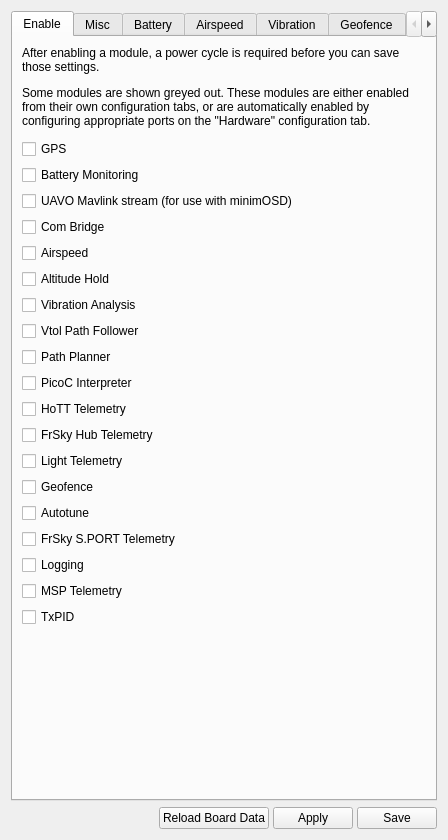
Old version of the form ground/gcs/src/plugins/config/modules.ui in the repository d-ronin/dRonin.
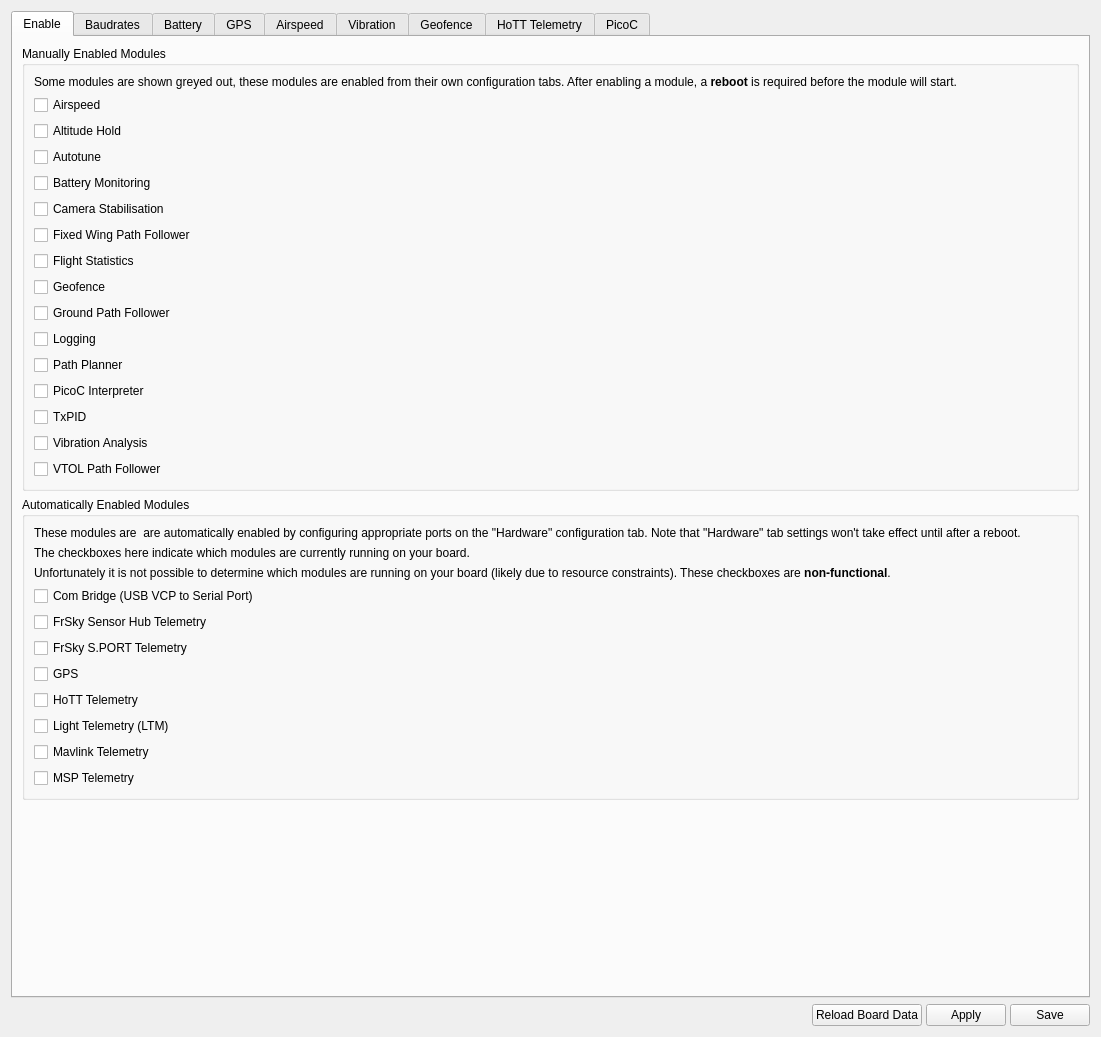
New version of the form. Icons and pictures are not drawn. Custom widgets are drawn as their Qt base class.

Commit message:
GCS:Modules: Rework modules tab
Clarify auto/manual modules much more
Move UAVO->Widget relations to UI file
General improvements

The edit to the form file:
```diff
--- a/ground/gcs/src/plugins/config/modules.ui
+++ b/ground/gcs/src/plugins/config/modules.ui
@@ -6,8 +6,8 @@
    <rect>
     <x>0</x>
     <y>0</y>
-    <width>448</width>
-    <height>828</height>
+    <width>1101</width>
+    <height>1037</height>
    </rect>
   </property>
   <property name="windowTitle">
@@ -31,201 +31,452 @@
       </attribute>
       <layout class="QVBoxLayout" name="verticalLayout_4">
        <item>
-        <widget class="QLabel" name="label">
-         <property name="text">
-          <string>&lt;html&gt;&lt;head/&gt;&lt;body&gt;&lt;p&gt;After enabling a module, a power cycle is required before you can save those settings.&lt;/p&gt;&lt;p&gt;Some modules are shown greyed out. These modules are either enabled from their own configuration tabs, or are automatically enabled by configuring appropriate ports on the &amp;quot;Hardware&amp;quot; configuration tab. &lt;/p&gt;&lt;/body&gt;&lt;/html&gt;</string>
+        <widget class="QGroupBox" name="gbManualModules">
+         <property name="title">
+          <string>Manually Enabled Modules</string>
          </property>
-         <property name="wordWrap">
-          <bool>true</bool>
-         </property>
+         <layout class="QVBoxLayout" name="verticalLayout_8">
+          <item>
+           <widget class="QLabel" name="lblManual">
+            <property name="text">
+             <string>&lt;html&gt;&lt;head/&gt;&lt;body&gt;&lt;p&gt;Some modules are shown greyed out, these modules are enabled from their own configuration tabs. After enabling a module, a &lt;span style=&quot; font-weight:600;&quot;&gt;reboot&lt;/span&gt; is required before the module will start.&lt;/p&gt;&lt;/body&gt;&lt;/html&gt;</string>
+            </property>
+            <property name="wordWrap">
+             <bool>true</bool>
+            </property>
+           </widget>
+          </item>
+          <item>
+           <widget class="QCheckBox" name="cbAirspeed">
+            <property name="text">
+             <string>Airspeed</string>
+            </property>
+            <property name="objrelation" stdset="0">
+             <stringlist>
+              <string>objname:ModuleSettings</string>
+              <string>fieldname:AdminState</string>
+              <string>element:Airspeed</string>
+              <string>checkedoption:Enabled</string>
+              <string>uncheckedoption:Disabled</string>
+             </stringlist>
+            </property>
+           </widget>
+          </item>
+          <item>
+           <widget class="QCheckBox" name="cbAltitudeHold">
+            <property name="text">
+             <string>Altitude Hold</string>
+            </property>
+            <property name="objrelation" stdset="0">
+             <stringlist>
+              <string>objname:ModuleSettings</string>
+              <string>fieldname:AdminState</string>
+              <string>element:AltitudeHold</string>
+              <string>checkedoption:Enabled</string>
+              <string>uncheckedoption:Disabled</string>
+             </stringlist>
+            </property>
+           </widget>
+          </item>
+          <item>
+           <widget class="QCheckBox" name="cbAutotune">
+            <property name="toolTip">
+             <string>&lt;html&gt;&lt;head/&gt;&lt;body&gt;&lt;p&gt;The autotune module enables automated tuning of PIDs from observed flight characteristics.  See the Autotune configuration tab for more information and to enable this module.&lt;/p&gt;&lt;/body&gt;&lt;/html&gt;</string>
+            </property>
+            <property name="text">
+             <string>Autotune</string>
+            </property>
+            <property name="objrelation" stdset="0">
+             <stringlist>
+              <string>objname:ModuleSettings</string>
+              <string>fieldname:AdminState</string>
+              <string>element:Autotune</string>
+              <string>checkedoption:Enabled</string>
+              <string>uncheckedoption:Disabled</string>
+             </stringlist>
+            </property>
+           </widget>
+          </item>
+          <item>
+           <widget class="QCheckBox" name="cbBattery">
+            <property name="text">
+             <string>Battery Monitoring</string>
+            </property>
+            <property name="objrelation" stdset="0">
+             <stringlist>
+              <string>objname:ModuleSettings</string>
+              <string>fieldname:AdminState</string>
+              <string>element:Battery</string>
+              <string>checkedoption:Enabled</string>
+              <string>uncheckedoption:Disabled</string>
+             </stringlist>
+            </property>
+           </widget>
+          </item>
+          <item>
+           <widget class="QCheckBox" name="cbCameraStab">
+            <property name="toolTip">
+             <string>&lt;html&gt;&lt;head/&gt;&lt;body&gt;&lt;p&gt;See &amp;quot;Camera Stab&amp;quot; tab to enable/disable this module.&lt;/p&gt;&lt;/body&gt;&lt;/html&gt;</string>
+            </property>
+            <property name="text">
+             <string>Camera Stabilisation</string>
+            </property>
+            <property name="objrelation" stdset="0">
+             <stringlist>
+              <string>objname:ModuleSettings</string>
+              <string>fieldname:AdminState</string>
+              <string>element:CameraStab</string>
+              <string>checkedoption:Enabled</string>
+              <string>uncheckedoption:Disabled</string>
+             </stringlist>
+            </property>
+           </widget>
+          </item>
+          <item>
+           <widget class="QCheckBox" name="cbFixedWingPathFollower">
+            <property name="text">
+             <string>Fixed Wing Path Follower</string>
+            </property>
+            <property name="objrelation" stdset="0">
+             <stringlist>
+              <string>objname:ModuleSettings</string>
+              <string>fieldname:AdminState</string>
+              <string>element:FixedWingPathFollower</string>
+              <string>checkedoption:Enabled</string>
+              <string>uncheckedoption:Disabled</string>
+             </stringlist>
+            </property>
+           </widget>
+          </item>
+          <item>
+           <widget class="QCheckBox" name="cbFlightStats">
+            <property name="text">
+             <string>Flight Statistics</string>
+            </property>
+            <property name="objrelation" stdset="0">
+             <stringlist>
+              <string>objname:ModuleSettings</string>
+              <string>fieldname:AdminState</string>
+              <string>element:FlightStats</string>
+              <string>checkedoption:Enabled</string>
+              <string>uncheckedoption:Disabled</string>
+             </stringlist>
+            </property>
+           </widget>
+          </item>
+          <item>
+           <widget class="QCheckBox" name="cbGeofence">
+            <property name="toolTip">
+             <string>&lt;html&gt;&lt;head/&gt;&lt;body&gt;&lt;p&gt;This enables the geofence module, which will cause the UAV to crash at the geofence boundary. Please see the submodule tab or help for more information.&lt;/p&gt;&lt;/body&gt;&lt;/html&gt;</string>
+            </property>
+            <property name="text">
+             <string>Geofence</string>
+            </property>
+            <property name="objrelation" stdset="0">
+             <stringlist>
+              <string>objname:ModuleSettings</string>
+              <string>fieldname:AdminState</string>
+              <string>element:Geofence</string>
+              <string>checkedoption:Enabled</string>
+              <string>uncheckedoption:Disabled</string>
+             </stringlist>
+            </property>
+           </widget>
+          </item>
+          <item>
+           <widget class="QCheckBox" name="cbGroundPathFollower">
+            <property name="text">
+             <string>Ground Path Follower</string>
+            </property>
+            <property name="objrelation" stdset="0">
+             <stringlist>
+              <string>objname:ModuleSettings</string>
+              <string>fieldname:AdminState</string>
+              <string>element:GroundPathFollower</string>
+              <string>checkedoption:Enabled</string>
+              <string>uncheckedoption:Disabled</string>
+             </stringlist>
+            </property>
+           </widget>
+          </item>
+          <item>
+           <widget class="QCheckBox" name="cbLogging">
+            <property name="toolTip">
+             <string>&lt;html&gt;&lt;head/&gt;&lt;body&gt;&lt;p&gt;Select to enable logging to on-board flash memory.&lt;/p&gt;&lt;/body&gt;&lt;/html&gt;</string>
+            </property>
+            <property name="text">
+             <string>Logging</string>
+            </property>
+            <property name="objrelation" stdset="0">
+             <stringlist>
+              <string>objname:ModuleSettings</string>
+              <string>fieldname:AdminState</string>
+              <string>element:Logging</string>
+              <string>checkedoption:Enabled</string>
+              <string>uncheckedoption:Disabled</string>
+             </stringlist>
+            </property>
+           </widget>
+          </item>
+          <item>
+           <widget class="QCheckBox" name="cbPathPlanner">
+            <property name="toolTip">
+             <string>This enables the path planner module which is required for waypoint navigation.</string>
+            </property>
+            <property name="text">
+             <string>Path Planner</string>
+            </property>
+            <property name="objrelation" stdset="0">
+             <stringlist>
+              <string>objname:ModuleSettings</string>
+              <string>fieldname:AdminState</string>
+              <string>element:PathPlanner</string>
+              <string>checkedoption:Enabled</string>
+              <string>uncheckedoption:Disabled</string>
+             </stringlist>
+            </property>
+           </widget>
+          </item>
+          <item>
+           <widget class="QCheckBox" name="cbPicoC">
+            <property name="toolTip">
+             <string>This enables the picoC module which can run user scripts.</string>
+            </property>
+            <property name="text">
+             <string>PicoC Interpreter</string>
+            </property>
+            <property name="objrelation" stdset="0">
+             <stringlist>
+              <string>objname:ModuleSettings</string>
+              <string>fieldname:AdminState</string>
+              <string>element:PicoC</string>
+              <string>checkedoption:Enabled</string>
+              <string>uncheckedoption:Disabled</string>
+             </stringlist>
+            </property>
+           </widget>
+          </item>
+          <item>
+           <widget class="QCheckBox" name="cbTxPid">
+            <property name="toolTip">
+             <string>&lt;html&gt;&lt;head/&gt;&lt;body&gt;&lt;p&gt;The TxPID module allows settings to be tuned in-flight using the transmitter.  See the TxPID configuration tab for more information and to enable this module.&lt;/p&gt;&lt;/body&gt;&lt;/html&gt;</string>
+            </property>
+            <property name="text">
+             <string>TxPID</string>
+            </property>
+            <property name="objrelation" stdset="0">
+             <stringlist>
+              <string>objname:ModuleSettings</string>
+              <string>fieldname:AdminState</string>
+              <string>element:TxPID</string>
+              <string>checkedoption:Enabled</string>
+              <string>uncheckedoption:Disabled</string>
+             </stringlist>
+            </property>
+           </widget>
+          </item>
+          <item>
+           <widget class="QCheckBox" name="cbVibrationAnalysis">
+            <property name="text">
+             <string>Vibration Analysis</string>
+            </property>
+            <property name="objrelation" stdset="0">
+             <stringlist>
+              <string>objname:ModuleSettings</string>
+              <string>fieldname:AdminState</string>
+              <string>element:VibrationAnalysis</string>
+              <string>checkedoption:Enabled</string>
+              <string>uncheckedoption:Disabled</string>
+             </stringlist>
+            </property>
+           </widget>
+          </item>
+          <item>
+           <widget class="QCheckBox" name="cbVtolFollower">
+            <property name="toolTip">
+             <string>Enable the VTOL path follower module which is required for RTH, PH and navigation</string>
+            </property>
+            <property name="text">
+             <string>VTOL Path Follower</string>
+            </property>
+            <property name="objrelation" stdset="0">
+             <stringlist>
+              <string>objname:ModuleSettings</string>
+              <string>fieldname:AdminState</string>
+              <string>element:VtolPathFollower</string>
+              <string>checkedoption:Enabled</string>
+              <string>uncheckedoption:Disabled</string>
+             </stringlist>
+            </property>
+           </widget>
+          </item>
+         </layout>
         </widget>
        </item>
        <item>
-        <spacer name="verticalSpacer">
-         <property name="orientation">
-          <enum>Qt::Vertical</enum>
+        <widget class="QGroupBox" name="gbAutoModules">
+         <property name="title">
+          <string>Automatically Enabled Modules</string>
          </property>
-         <property name="sizeType">
-          <enum>QSizePolicy::Fixed</enum>
-         </property>
-         <property name="sizeHint" stdset="0">
-          <size>
-           <width>20</width>
-           <height>5</height>
-          </size>
-         </property>
-        </spacer>
-       </item>
-       <item>
-        <widget class="QCheckBox" name="cbGPS">
-         <property name="toolTip">
-          <string>Select to enable the GPS module</string>
-         </property>
-         <property name="text">
-          <string>GPS</string>
-         </property>
-        </widget>
-       </item>
-       <item>
-        <widget class="QCheckBox" name="cbBattery">
-         <property name="text">
-          <string>Battery Monitoring</string>
-         </property>
-        </widget>
-       </item>
-       <item>
-        <widget class="QCheckBox" name="cbUavoMavlink">
-         <property name="text">
-          <string>UAVO Mavlink stream (for use with minimOSD)</string>
-         </property>
-        </widget>
-       </item>
-       <item>
-        <widget class="QCheckBox" name="cbComBridge">
-         <property name="toolTip">
-          <string>Select to enable USB serial relay to a serial port (select the board on the board options)</string>
-         </property>
-         <property name="text">
-          <string>Com Bridge</string>
-         </property>
-        </widget>
-       </item>
-       <item>
-        <widget class="QCheckBox" name="cbAirspeed">
-         <property name="text">
-          <string>Airspeed</string>
-         </property>
-        </widget>
-       </item>
-       <item>
-        <widget class="QCheckBox" name="cbAltitudeHold">
-         <property name="text">
-          <string>Altitude Hold</string>
-         </property>
-        </widget>
-       </item>
-       <item>
-        <widget class="QCheckBox" name="cbVibrationAnalysis">
-         <property name="text">
-          <string>Vibration Analysis</string>
-         </property>
-        </widget>
-       </item>
-       <item>
-        <widget class="QCheckBox" name="cbVtolFollower">
-         <property name="toolTip">
-          <string>Enable the VTOL path follower module which is required for RTH, PH and navigation</string>
-         </property>
-         <property name="text">
-          <string>Vtol Path Follower</string>
-         </property>
-        </widget>
-       </item>
-       <item>
-        <widget class="QCheckBox" name="cbPathPlanner">
-         <property name="toolTip">
-          <string>This enables the path planner module which is required for waypoint navigation.</string>
-         </property>
-         <property name="text">
-          <string>Path Planner</string>
-         </property>
-        </widget>
-       </item>
-       <item>
-        <widget class="QCheckBox" name="cbPicoC">
-         <property name="toolTip">
-          <string>This enables the picoC module which can run user scripts.</string>
-         </property>
-         <property name="text">
-          <string>PicoC Interpreter</string>
-         </property>
-        </widget>
-       </item>
-       <item>
-        <widget class="QCheckBox" name="cbUAVOHottBridge">
-         <property name="toolTip">
-          <string>&lt;html&gt;&lt;head/&gt;&lt;body&gt;&lt;p&gt;This enables the Graupner HoTT Telemetry&lt;/p&gt;&lt;/body&gt;&lt;/html&gt;</string>
-         </property>
-         <property name="text">
-          <string>HoTT Telemetry</string>
-         </property>
-        </widget>
-       </item>
-       <item>
-        <widget class="QCheckBox" name="cbUAVOFrskyBridge">
-         <property name="toolTip">
-          <string>&lt;html&gt;&lt;head/&gt;&lt;body&gt;&lt;p&gt;This enables Frsky Telemetry&lt;/p&gt;&lt;/body&gt;&lt;/html&gt;</string>
-         </property>
-         <property name="text">
-          <string>FrSky Hub Telemetry</string>
-         </property>
-        </widget>
-       </item>
-       <item>
-        <widget class="QCheckBox" name="cbUAVOLighttelemetryBridge">
-         <property name="toolTip">
-          <string>&lt;html&gt;&lt;head/&gt;&lt;body&gt;&lt;p&gt;Enable UAVOLighttelemetryBridge module which is required for LightTelemetry protocol&lt;/p&gt;&lt;/body&gt;&lt;/html&gt;</string>
-         </property>
-         <property name="text">
-          <string>Light Telemetry</string>
-         </property>
-        </widget>
-       </item>
-       <item>
-        <widget class="QCheckBox" name="cbGeofence">
-         <property name="toolTip">
-          <string>&lt;html&gt;&lt;head/&gt;&lt;body&gt;&lt;p&gt;This enables the geofence module, which will cause the UAV to crash at the geofence boundary. Please see the submodule tab or help for more information.&lt;/p&gt;&lt;/body&gt;&lt;/html&gt;</string>
-         </property>
-         <property name="text">
-          <string>Geofence</string>
-         </property>
-        </widget>
-       </item>
-       <item>
-        <widget class="QCheckBox" name="cbAutotune">
-         <property name="toolTip">
-          <string>&lt;html&gt;&lt;head/&gt;&lt;body&gt;&lt;p&gt;The autotune module enables automated tuning of PIDs from observed flight characteristics.  See the Autotune configuration tab for more information and to enable this module.&lt;/p&gt;&lt;/body&gt;&lt;/html&gt;</string>
-         </property>
-         <property name="text">
-          <string>Autotune</string>
-         </property>
-        </widget>
-       </item>
-       <item>
-        <widget class="QCheckBox" name="cbUAVOFrSkySPortBridge">
-         <property name="text">
-          <string>FrSky S.PORT Telemetry</string>
-         </property>
-        </widget>
-       </item>
-       <item>
-        <widget class="QCheckBox" name="cbLogging">
-         <property name="toolTip">
-          <string>&lt;html&gt;&lt;head/&gt;&lt;body&gt;&lt;p&gt;Select to enable logging to on-board flash memory.&lt;/p&gt;&lt;/body&gt;&lt;/html&gt;</string>
-         </property>
-         <property name="text">
-          <string>Logging</string>
-         </property>
-        </widget>
-       </item>
-       <item>
-        <widget class="QCheckBox" name="cbUAVOMSPBridge">
-         <property name="toolTip">
-          <string>&lt;html&gt;&lt;head/&gt;&lt;body&gt;&lt;p&gt;This enables the UAVOMSPBridge module, which allows the Multiwii Serial Protocol to be used.&lt;/p&gt;&lt;/body&gt;&lt;/html&gt;</string>
-         </property>
-         <property name="text">
-          <string>MSP Telemetry</string>
-         </property>
-        </widget>
-       </item>
-       <item>
-        <widget class="QCheckBox" name="cbTxPid">
-         <property name="toolTip">
-          <string>&lt;html&gt;&lt;head/&gt;&lt;body&gt;&lt;p&gt;The TxPID module allows settings to be tuned in-flight using the transmitter.  See the TxPID configuration tab for more information and to enable this module.&lt;/p&gt;&lt;/body&gt;&lt;/html&gt;</string>
-         </property>
-         <property name="text">
-          <string>TxPID</string>
-         </property>
+         <layout class="QVBoxLayout" name="verticalLayout_9">
+          <item>
+           <widget class="QLabel" name="lblAuto">
+            <property name="text">
+             <string>These modules are  are automatically enabled by configuring appropriate ports on the &quot;Hardware&quot; configuration tab. Note that &quot;Hardware&quot; tab settings won't take effect until after a reboot.</string>
+            </property>
+            <property name="wordWrap">
+             <bool>true</bool>
+            </property>
+           </widget>
+          </item>
+          <item>
+           <widget class="QLabel" name="lblAutoHaveTaskInfo">
+            <property name="text">
+             <string>The checkboxes here indicate which modules are currently running on your board.</string>
+            </property>
+           </widget>
+          </item>
+          <item>
+           <widget class="QLabel" name="lblAutoNoTaskInfo">
+            <property name="text">
+             <string>&lt;html&gt;&lt;head/&gt;&lt;body&gt;&lt;p&gt;Unfortunately it is not possible to determine which modules are running on your board (likely due to resource constraints). These checkboxes are &lt;span style=&quot; font-weight:600;&quot;&gt;non-functional&lt;/span&gt;.&lt;/p&gt;&lt;/body&gt;&lt;/html&gt;</string>
+            </property>
+            <property name="wordWrap">
+             <bool>true</bool>
+            </property>
+           </widget>
+          </item>
+          <item>
+           <widget class="QReadOnlyCheckBox" name="cbComBridge">
+            <property name="toolTip">
+             <string>Select to enable USB serial relay to a serial port (select the board on the board options)</string>
+            </property>
+            <property name="text">
+             <string>Com Bridge (USB VCP to Serial Port)</string>
+            </property>
+            <property name="objrelation" stdset="0">
+             <stringlist>
+              <string>objname:TaskInfo</string>
+              <string>fieldname:Running</string>
+              <string>element:Com2UsbBridge</string>
+             </stringlist>
+            </property>
+           </widget>
+          </item>
+          <item>
+           <widget class="QReadOnlyCheckBox" name="cbUAVOFrskyBridge">
+            <property name="toolTip">
+             <string>&lt;html&gt;&lt;head/&gt;&lt;body&gt;&lt;p&gt;This enables Frsky Telemetry&lt;/p&gt;&lt;/body&gt;&lt;/html&gt;</string>
+            </property>
+            <property name="text">
+             <string>FrSky Sensor Hub Telemetry</string>
+            </property>
+            <property name="objrelation" stdset="0">
+             <stringlist>
+              <string>objname:TaskInfo</string>
+              <string>fieldname:Running</string>
+              <string>element:UAVOFrSKYSBridge</string>
+             </stringlist>
+            </property>
+           </widget>
+          </item>
+          <item>
+           <widget class="QReadOnlyCheckBox" name="cbUAVOFrSkySPortBridge">
+            <property name="text">
+             <string>FrSky S.PORT Telemetry</string>
+            </property>
+            <property name="objrelation" stdset="0">
+             <stringlist>
+              <string>objname:TaskInfo</string>
+              <string>fieldname:Running</string>
+              <string>element:UAVOFrSKYSPortBridge</string>
+             </stringlist>
+            </property>
+           </widget>
+          </item>
+          <item>
+           <widget class="QReadOnlyCheckBox" name="cbGPS">
+            <property name="toolTip">
+             <string>Select to enable the GPS module</string>
+            </property>
+            <property name="text">
+             <string>GPS</string>
+            </property>
+            <property name="objrelation" stdset="0">
+             <stringlist>
+              <string>objname:TaskInfo</string>
+              <string>fieldname:Running</string>
+              <string>element:GPS</string>
+             </stringlist>
+            </property>
+           </widget>
+          </item>
+          <item>
+           <widget class="QReadOnlyCheckBox" name="cbUAVOHottBridge">
+            <property name="toolTip">
+             <string>&lt;html&gt;&lt;head/&gt;&lt;body&gt;&lt;p&gt;This enables the Graupner HoTT Telemetry&lt;/p&gt;&lt;/body&gt;&lt;/html&gt;</string>
+            </property>
+            <property name="text">
+             <string>HoTT Telemetry</string>
+            </property>
+            <property name="objrelation" stdset="0">
+             <stringlist>
+              <string>objname:TaskInfo</string>
+              <string>fieldname:Running</string>
+              <string>element:UAVOHoTTBridge</string>
+             </stringlist>
+            </property>
+           </widget>
+          </item>
+          <item>
+           <widget class="QReadOnlyCheckBox" name="cbUAVOLighttelemetryBridge">
+            <property name="toolTip">
+             <string>&lt;html&gt;&lt;head/&gt;&lt;body&gt;&lt;p&gt;Enable UAVOLighttelemetryBridge module which is required for LightTelemetry protocol&lt;/p&gt;&lt;/body&gt;&lt;/html&gt;</string>
+            </property>
+            <property name="text">
+             <string>Light Telemetry (LTM)</string>
+            </property>
+            <property name="objrelation" stdset="0">
+             <stringlist>
+              <string>objname:TaskInfo</string>
+              <string>fieldname:Running</string>
+              <string>element:UAVOLighttelemetryBridge</string>
+             </stringlist>
+            </property>
+           </widget>
+          </item>
+          <item>
+           <widget class="QReadOnlyCheckBox" name="cbUavoMavlink">
+            <property name="text">
+             <string>Mavlink Telemetry</string>
+            </property>
+            <property name="objrelation" stdset="0">
+             <stringlist>
+              <string>objname:TaskInfo</string>
+              <string>fieldname:Running</string>
+              <string>element:UAVOMavlinkBridge</string>
+             </stringlist>
+            </property>
+           </widget>
+          </item>
+          <item>
+           <widget class="QReadOnlyCheckBox" name="cbUAVOMSPBridge">
+            <property name="toolTip">
+             <string>&lt;html&gt;&lt;head/&gt;&lt;body&gt;&lt;p&gt;This enables the UAVOMSPBridge module, which allows the Multiwii Serial Protocol to be used.&lt;/p&gt;&lt;/body&gt;&lt;/html&gt;</string>
+            </property>
+            <property name="text">
+             <string>MSP Telemetry</string>
+            </property>
+            <property name="objrelation" stdset="0">
+             <stringlist>
+              <string>objname:TaskInfo</string>
+              <string>fieldname:Running</string>
+              <string>element:UAVOMSPBridge</string>
+             </stringlist>
+            </property>
+           </widget>
+          </item>
+         </layout>
         </widget>
        </item>
        <item>
@@ -245,7 +496,7 @@
      </widget>
      <widget class="QWidget" name="misc">
       <attribute name="title">
-       <string>Misc</string>
+       <string>Baudrates</string>
       </attribute>
       <layout class="QVBoxLayout" name="verticalLayout_2">
        <item>
@@ -853,6 +1104,86 @@
        </item>
       </layout>
      </widget>
+     <widget class="QWidget" name="tabGPS">
+      <attribute name="title">
+       <string>GPS</string>
+      </attribute>
+      <layout class="QVBoxLayout" name="verticalLayout_11">
+       <item>
+        <widget class="QGroupBox" name="groupBox">
+         <property name="title">
+          <string>GPS Settings</string>
+         </property>
+         <layout class="QFormLayout" name="formLayout_12">
+          <item row="0" column="0">
+           <widget class="QLabel" name="lblGPSProtocol">
+            <property name="text">
+             <string>Protocol:</string>
+            </property>
+           </widget>
+          </item>
+          <item row="0" column="1">
+           <widget class="QComboBox" name="cbGPSProtocol">
+            <property name="objrelation" stdset="0">
+             <stringlist>
+              <string>objname:ModuleSettings</string>
+              <string>fieldname:GPSDataProtocol</string>
+             </stringlist>
+            </property>
+           </widget>
+          </item>
+          <item row="2" column="0">
+           <widget class="QLabel" name="lblGPSConstellation">
+            <property name="text">
+             <string>Constellation:</string>
+            </property>
+           </widget>
+          </item>
+          <item row="2" column="1">
+           <widget class="QComboBox" name="cbGPSConstellation">
+            <property name="objrelation" stdset="0">
+             <stringlist>
+              <string>objname:ModuleSettings</string>
+              <string>fieldname:GPSConstellation</string>
+             </stringlist>
+            </property>
+           </widget>
+          </item>
+          <item row="1" column="0" colspan="2">
+           <widget class="QCheckBox" name="cbxGPSAutoConfig">
+            <property name="text">
+             <string>Auto Configure u-blox</string>
+            </property>
+            <property name="objrelation" stdset="0">
+             <stringlist>
+              <string>objname:ModuleSettings</string>
+              <string>fieldname:GPSAutoConfigure</string>
+             </stringlist>
+            </property>
+           </widget>
+          </item>
+          <item row="3" column="0">
+           <widget class="QLabel" name="label">
+            <property name="text">
+             <string>SBAS Constellation:</string>
+            </property>
+           </widget>
+          </item>
+          <item row="3" column="1">
+           <widget class="QComboBox" name="cbGPSSBASConstellation">
+            <property name="objrelation" stdset="0">
+             <stringlist>
+              <string>objname:ModuleSettings</string>
+              <string>fieldname:GPSSBASConstellation</string>
+             </stringlist>
+            </property>
+           </widget>
+          </item>
+         </layout>
+        </widget>
+       </item>
+      </layout>
+     </widget>
      <widget class="QWidget" name="tabAirspeed">
       <attribute name="title">
        <string>Airspeed</string>
@@ -3198,6 +3529,13 @@
    </item>
   </layout>
  </widget>
+ <customwidgets>
+  <customwidget>
+   <class>QReadOnlyCheckBox</class>
+   <extends>QCheckBox</extends>
+   <header>qreadonlycheckbox.h</header>
+  </customwidget>
+ </customwidgets>
  <resources>
   <include location="../coreplugin/core.qrc"/>
   <include location="../coreplugin/core.qrc"/>
```
Left out of the diff: 715 changed lines with no effect on the pictures. The commit also changes 5 other files.
